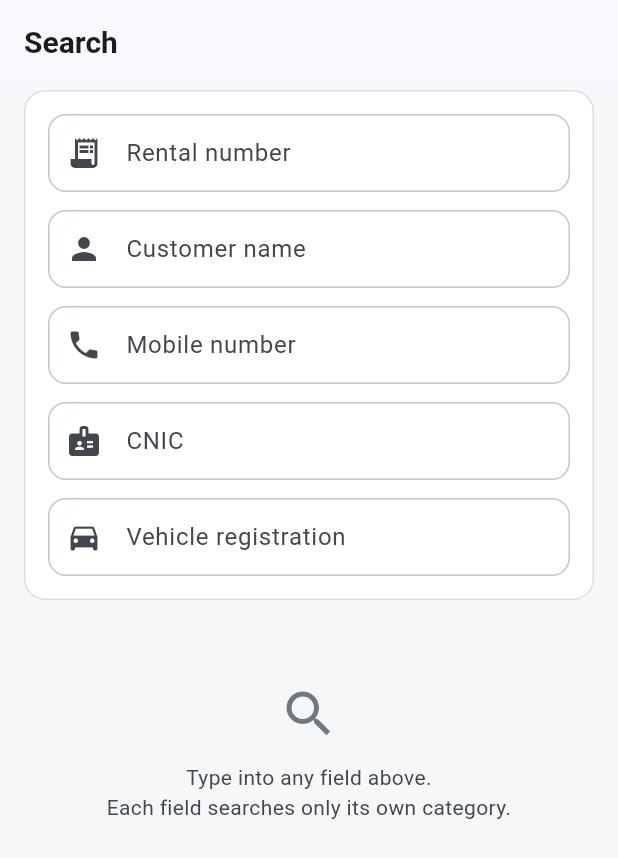
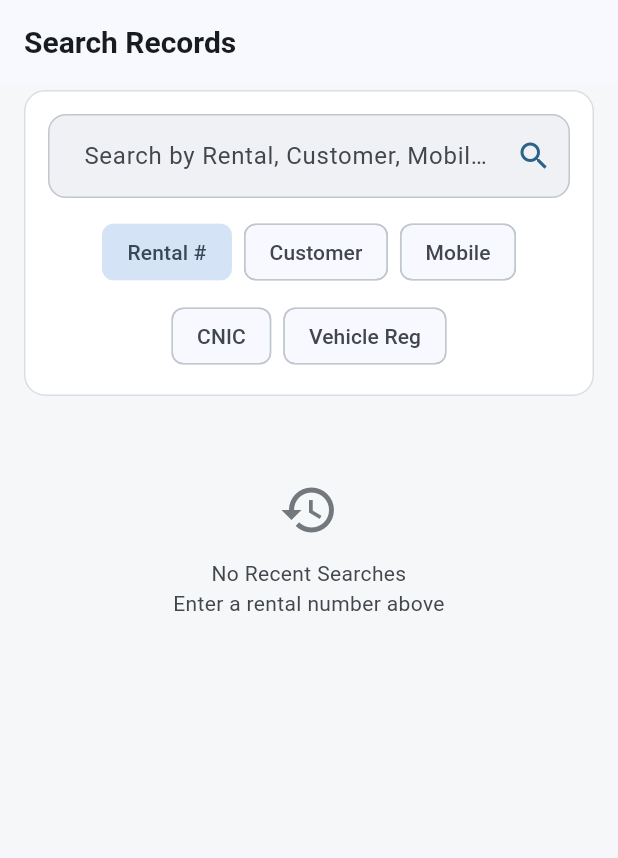
Before and after one commit to MuhammadAbdullahHasan/burhan-rent-a-car, a Flutter app: the SearchScreen screen opened directly, on a phone screen of 412 x 824 dp. Shown: the top 858 px of the screen. Run offline on Flutter 3.47's test engine with Material 3 defaults, Android fonts, the phone set to English and light mode, and no system bars; our stand-ins replace connectivity_plus, csv, file_picker, flutter_secure_storage, image_picker, local_auth and 7 more; missing offline and left inert: cryptography, dart:js_interop; accounts and stored records are empty.

Commit message:
One search bar with category chips and recent searches
Search Records: a single bar, chips for Rental # / Customer / Mobile /
CNIC / Vehicle Reg deciding what the text means, and the device's recent
searches shown while the bar is empty (tap to re-run). Switching the chip
re-runs the current text in the new category.

Server hardening from the advisor pass: trigger functions no longer
callable over the API, RLS policies evaluate auth.uid() once per
statement, audit actor indexed.

Co-Authored-By: Claude Opus 5 <noreply@anthropic.com>

```diff
--- a/app/lib/screens/search_screen.dart
+++ b/app/lib/screens/search_screen.dart
@@ -1,4 +1,5 @@
 import 'dart:async';
+import 'dart:convert';
 
 import 'package:burhan_rent_a_car_data/burhan_rent_a_car_data.dart';
 import 'package:flutter/material.dart';
@@ -10,11 +11,10 @@ import 'customer_detail_screen.dart';
 import 'rental_detail_screen.dart';
 import 'vehicle_detail_screen.dart';
 
-/// Categorised search: one field per identifier. Typing in a field runs
-/// that category's lookup only, so a number typed into "Rental number" is
-/// never mistaken for part of a phone number and vice versa. Whichever
-/// field was edited last is the active one; the others are cleared so it's
-/// always unambiguous which search the results belong to.
+/// One search bar, one category at a time. The selected chip decides what
+/// the text means -- a rental number, a customer name, a mobile number, a
+/// CNIC or a vehicle registration -- so "23" in Rental # is never mistaken
+/// for part of a phone number. Recent searches are kept on the device.
 class SearchScreen extends StatefulWidget {
   const SearchScreen({super.key});
 
@@ -22,108 +22,189 @@ class SearchScreen extends StatefulWidget {
   State<SearchScreen> createState() => _SearchScreenState();
 }
 
-class _SearchField {
+class SearchCategory {
   final SearchScope scope;
-  final String label;
-  final String hint;
-  final IconData icon;
+  final String chip;
+  final String noun;
   final TextInputType keyboard;
-  final List<TextInputFormatter> formatters;
-  final TextEditingController controller = TextEditingController();
+  final bool digitsOnly;
 
-  _SearchField({
+  const SearchCategory({
     required this.scope,
-    required this.label,
-    required this.hint,
-    required this.icon,
+    required this.chip,
+    required this.noun,
     required this.keyboard,
-    this.formatters = const [],
+    this.digitsOnly = false,
   });
-}
 
-class _SearchScreenState extends State<SearchScreen> {
-  late final List<_SearchField> _fields = [
-    _SearchField(
+  List<TextInputFormatter> get formatters =>
+      digitsOnly ? [FilteringTextInputFormatter.digitsOnly] : const [];
+
+  static const all = [
+    SearchCategory(
       scope: SearchScope.rentalNo,
-      label: 'Rental number',
-      hint: 'e.g. 23',
-      icon: Icons.receipt_long,
+      chip: 'Rental #',
+      noun: 'rental number',
       keyboard: TextInputType.number,
-      formatters: [FilteringTextInputFormatter.digitsOnly],
+      digitsOnly: true,
     ),
-    _SearchField(
+    SearchCategory(
       scope: SearchScope.customerName,
-      label: 'Customer name',
-      hint: 'Full or partial name',
-      icon: Icons.person,
+      chip: 'Customer',
+      noun: 'customer name',
       keyboard: TextInputType.name,
     ),
-    _SearchField(
+    SearchCategory(
       scope: SearchScope.phone,
-      label: 'Mobile number',
-      hint: 'e.g. 0300 1234567',
-      icon: Icons.phone,
+      chip: 'Mobile',
+      noun: 'mobile number',
       keyboard: TextInputType.phone,
     ),
-    _SearchField(
+    SearchCategory(
       scope: SearchScope.cnic,
-      label: 'CNIC',
-      hint: 'e.g. 42201-1234567-1',
-      icon: Icons.badge,
+      chip: 'CNIC',
+      noun: 'CNIC',
       keyboard: TextInputType.number,
     ),
-    _SearchField(
+    SearchCategory(
       scope: SearchScope.vehicle,
-      label: 'Vehicle registration',
-      hint: 'e.g. KHI-123',
-      icon: Icons.directions_car,
+      chip: 'Vehicle Reg',
+      noun: 'vehicle registration',
       keyboard: TextInputType.text,
     ),
   ];
 
+  static SearchCategory byScope(String name) => all.firstWhere(
+        (c) => c.scope.name == name,
+        orElse: () => all.first,
+      );
+}
+
+const _recentKey = 'recent_searches';
+const _recentLimit = 8;
+
+class _SearchScreenState extends State<SearchScreen> {
+  final _controller = TextEditingController();
+  final _focus = FocusNode();
+  SearchCategory _category = SearchCategory.all.first;
+
   Timer? _debounce;
   List<SearchResult> _results = const [];
   bool _searching = false;
-  _SearchField? _active;
   String _lastQuery = '';
+  List<_Recent> _recent = const [];
+  bool _recentLoaded = false;
+
+  @override
+  void didChangeDependencies() {
+    super.didChangeDependencies();
+    if (!_recentLoaded) {
+      _recentLoaded = true;
+      _loadRecent();
+    }
+  }
 
   @override
   void dispose() {
     _debounce?.cancel();
-    for (final f in _fields) {
-      f.controller.dispose();
-    }
+    _controller.dispose();
+    _focus.dispose();
     super.dispose();
   }
 
-  void _onChanged(_SearchField field, String value) {
-    if (_active != field) {
-      for (final other in _fields) {
-        if (other != field && other.controller.text.isNotEmpty) {
-          other.controller.clear();
-        }
-      }
-      _active = field;
+  // ---- recent searches -----------------------------------------------------
+
+  Future<void> _loadRecent() async {
+    final rows = await AppScope.of(context).db.query(
+      'app_meta',
+      where: 'key = ?',
+      whereArgs: [_recentKey],
+    );
+    if (!mounted || rows.isEmpty) return;
+    final decoded = jsonDecode(rows.first['value'] as String) as List;
+    setState(() {
+      _recent = [
+        for (final e in decoded.cast<Map>())
+          _Recent(
+            SearchCategory.byScope(e['scope'] as String),
+            e['query'] as String,
+          ),
+      ];
+    });
+  }
+
+  Future<void> _saveRecent() async {
+    await AppScope.of(context).db.insert(
+          'app_meta',
+          {
+            'key': _recentKey,
+            'value': jsonEncode([
+              for (final r in _recent)
+                {'scope': r.category.scope.name, 'query': r.query},
+            ]),
+          },
+          conflictAlgorithm: ConflictAlgorithm.replace,
+        );
+  }
+
+  void _remember(SearchCategory category, String query) {
+    final trimmed = query.trim();
+    if (trimmed.isEmpty) return;
+    final entry = _Recent(category, trimmed);
+    final next = [entry, ..._recent.where((r) => r != entry)];
+    setState(() => _recent = next.take(_recentLimit).toList());
+    _saveRecent();
+  }
+
+  void _clearRecent() {
+    setState(() => _recent = const []);
+    _saveRecent();
+  }
+
+  // ---- searching -------------------------------------------------------------
+
+  void _onChanged(String value) {
+    _debounce?.cancel();
+    if (value.trim().isEmpty) {
+      setState(() {
+        _results = const [];
+        _lastQuery = '';
+      });
+      return;
+    }
+    _debounce = Timer(const Duration(milliseconds: 220), () => _run(value));
+  }
+
+  void _selectCategory(SearchCategory category) {
+    if (category == _category) return;
+    setState(() => _category = category);
+    final text = _controller.text;
+    if (category.digitsOnly) {
+      // Digits-only category: keep only what it can search.
+      final digits = text.replaceAll(RegExp(r'\D'), '');
+      if (digits != text) _controller.text = digits;
     }
     _debounce?.cancel();
-    _debounce = Timer(
-      const Duration(milliseconds: 220),
-      () => _run(field, value),
-    );
+    if (_controller.text.trim().isEmpty) {
+      setState(() {
+        _results = const [];
+        _lastQuery = '';
+      });
+    } else {
+      _run(_controller.text);
+    }
   }
 
-  Future<void> _run(_SearchField field, String query) async {
+  Future<void> _run(String query) async {
     final services = AppScope.of(context);
-    setState(() {
-      _searching = true;
-      _active = field;
-    });
+    final category = _category;
+    setState(() => _searching = true);
     final results = await services.search.searchScoped(
       services.db,
       query,
-      field.scope,
+      category.scope,
     );
-    if (!mounted) return;
+    if (!mounted || category != _category) return;
     setState(() {
       _results = results;
       _searching = false;
@@ -131,27 +212,37 @@ class _SearchScreenState extends State<SearchScreen> {
     });
   }
 
-  /// Submitting a field that matched exactly one unique identifier opens
-  /// that record directly.
-  Future<void> _onSubmitted(_SearchField field, String query) async {
+  /// Submitting a query that matched exactly one unique identifier opens
+  /// that record directly. Every submitted search is remembered.
+  Future<void> _onSubmitted(String query) async {
     _debounce?.cancel();
-    await _run(field, query);
+    if (query.trim().isEmpty) return;
+    await _run(query);
     if (!mounted) return;
+    _remember(_category, query);
     final sole = AppScope.of(context).search.soleExactMatch(_results);
     if (sole != null) _open(sole);
   }
 
-  void _clear(_SearchField field) {
-    field.controller.clear();
+  void _useRecent(_Recent recent) {
+    setState(() => _category = recent.category);
+    _controller.text = recent.query;
+    _focus.requestFocus();
+    _run(recent.query);
+  }
+
+  void _clear() {
+    _controller.clear();
     _debounce?.cancel();
     setState(() {
       _results = const [];
       _lastQuery = '';
-      if (_active == field) _active = null;
     });
+    _focus.requestFocus();
   }
 
   Future<void> _open(SearchResult result) async {
+    _remember(_category, _lastQuery);
     final route = switch (result.type) {
       SearchResultType.rental => MaterialPageRoute<void>(
           builder: (_) => RentalDetailScreen(rentalId: result.id),
@@ -164,25 +255,71 @@ class _SearchScreenState extends State<SearchScreen> {
         ),
     };
     await Navigator.of(context).push(route);
-    if (mounted && _active != null && _lastQuery.isNotEmpty) {
-      _run(_active!, _lastQuery);
-    }
+    if (mounted && _lastQuery.isNotEmpty) _run(_lastQuery);
   }
+
+  // ---- UI ----------------------------------------------------------------------
 
   @override
   Widget build(BuildContext context) {
     final theme = Theme.of(context);
     return Scaffold(
-      appBar: AppBar(title: const Text('Search')),
+      appBar: AppBar(title: const Text('Search Records')),
       body: ListView(
         padding: const EdgeInsets.fromLTRB(16, 4, 16, 24),
         children: [
           Card(
             child: Padding(
-              padding: const EdgeInsets.fromLTRB(16, 16, 16, 4),
+              padding: const EdgeInsets.all(16),
               child: Column(
                 children: [
-                  for (final field in _fields) _buildField(field, theme),
+                  TextField(
+                    key: const Key('search_field'),
+                    controller: _controller,
+                    focusNode: _focus,
+                    keyboardType: _category.keyboard,
+                    inputFormatters: _category.formatters,
+                    textInputAction: TextInputAction.search,
+                    onChanged: _onChanged,
+                    onSubmitted: _onSubmitted,
+                    decoration: InputDecoration(
+                      hintText: 'Search by Rental, Customer, Mobile, CNIC, '
+                          'or Vehicle Reg…',
+                      filled: true,
+                      fillColor: theme.colorScheme.surfaceContainerHighest
+                          .withValues(alpha: 0.5),
+                      border: OutlineInputBorder(
+                        borderRadius: BorderRadius.circular(28),
+                        borderSide: BorderSide.none,
+                      ),
+                      contentPadding: const EdgeInsets.symmetric(
+                        horizontal: 20,
+                        vertical: 16,
+                      ),
+                      suffixIcon: _controller.text.isEmpty
+                          ? Icon(Icons.search, color: theme.colorScheme.primary)
+                          : IconButton(
+                              tooltip: 'Clear',
+                              icon: const Icon(Icons.close),
+                              onPressed: _clear,
+                            ),
+                    ),
+                  ),
+                  const SizedBox(height: 12),
+                  Wrap(
+                    spacing: 8,
+                    runSpacing: 8,
+                    alignment: WrapAlignment.center,
+                    children: [
+                      for (final category in SearchCategory.all)
+                        ChoiceChip(
+                          label: Text(category.chip),
+                          selected: _category == category,
+                          showCheckmark: false,
+                          onSelected: (_) => _selectCategory(category),
+                        ),
+                    ],
+                  ),
                 ],
               ),
             ),
@@ -193,54 +330,56 @@ class _SearchScreenState extends State<SearchScreen> {
               child: LinearProgressIndicator(minHeight: 2),
             ),
           const SizedBox(height: 16),
-          _resultsSection(theme),
+          if (_lastQuery.isEmpty)
+            _recentSection(theme)
+          else
+            _resultsSection(theme),
         ],
       ),
     );
   }
 
-  Widget _buildField(_SearchField field, ThemeData theme) {
-    final isActive = _active == field && field.controller.text.isNotEmpty;
-    return Padding(
-      padding: const EdgeInsets.only(bottom: 12),
-      child: TextField(
-        controller: field.controller,
-        keyboardType: field.keyboard,
-        inputFormatters: field.formatters,
-        textInputAction: TextInputAction.search,
-        onChanged: (v) => _onChanged(field, v),
-        onSubmitted: (v) => _onSubmitted(field, v),
-        decoration: InputDecoration(
-          labelText: field.label,
-          hintText: field.hint,
-          prefixIcon: Icon(
-            field.icon,
-            color: isActive ? theme.colorScheme.primary : null,
+  Widget _recentSection(ThemeData theme) {
+    if (_recent.isEmpty) {
+      return EmptyState(
+        icon: Icons.history,
+        message: 'No Recent Searches\n'
+            'Enter a ${_category.noun} above',
+      );
+    }
+    return Column(
+      crossAxisAlignment: CrossAxisAlignment.start,
+      children: [
+        Row(
+          children: [
+            Expanded(
+                child: _GroupLabel(label: 'RECENT SEARCHES', theme: theme)),
+            TextButton(onPressed: _clearRecent, child: const Text('Clear')),
+          ],
+        ),
+        Card(
+          child: Column(
+            children: [
+              for (final r in _recent)
+                ListTile(
+                  leading: const Icon(Icons.history),
+                  title: Text(r.query),
+                  subtitle: Text(r.category.chip),
+                  trailing: const Icon(Icons.north_west, size: 18),
+                  onTap: () => _useRecent(r),
+                ),
+            ],
           ),
-          suffixIcon: field.controller.text.isEmpty
-              ? null
-              : IconButton(
-                  tooltip: 'Clear',
-                  icon: const Icon(Icons.clear, size: 18),
-                  onPressed: () => _clear(field),
-                ),
         ),
-      ),
+      ],
     );
   }
 
   Widget _resultsSection(ThemeData theme) {
-    if (_active == null || _lastQuery.isEmpty) {
-      return const EmptyState(
-        icon: Icons.search,
-        message: 'Type into any field above.\n'
-            'Each field searches only its own category.',
-      );
-    }
     if (_results.isEmpty && !_searching) {
       return EmptyState(
         icon: Icons.search_off,
-        message: 'No ${_active!.label.toLowerCase()} matched "$_lastQuery".',
+        message: 'No ${_category.noun} matched "$_lastQuery".',
       );
     }
 
@@ -264,7 +403,7 @@ class _SearchScreenState extends State<SearchScreen> {
         if (partial.isNotEmpty) ...[
           _GroupLabel(
             label: exact.isEmpty
-                ? '${_active!.label.toUpperCase()} · ${partial.length} RESULT${partial.length == 1 ? '' : 'S'}'
+                ? '${_category.noun.toUpperCase()} · ${partial.length} RESULT${partial.length == 1 ? '' : 'S'}'
                 : 'OTHER MATCHES',
             theme: theme,
           ),
@@ -279,6 +418,21 @@ class _SearchScreenState extends State<SearchScreen> {
       ],
     );
   }
+}
+
+class _Recent {
+  final SearchCategory category;
+  final String query;
+  const _Recent(this.category, this.query);
+
+  @override
+  bool operator ==(Object other) =>
+      other is _Recent &&
+      other.category == category &&
+      other.query.toLowerCase() == query.toLowerCase();
+
+  @override
+  int get hashCode => Object.hash(category, query.toLowerCase());
 }
 
 class _GroupLabel extends StatelessWidget {
--- a/app/pubspec.yaml
+++ b/app/pubspec.yaml
@@ -1,7 +1,7 @@
 name: burhan_rent_a_car
 description: Offline-first rental management for Burhan Rent-A-Car.
 publish_to: 'none'
-version: 0.5.2+11
+version: 0.6.0+12
 
 environment:
   sdk: '>=3.6.0 <4.0.0'
```
Also changed, not shown: 3 other files.
